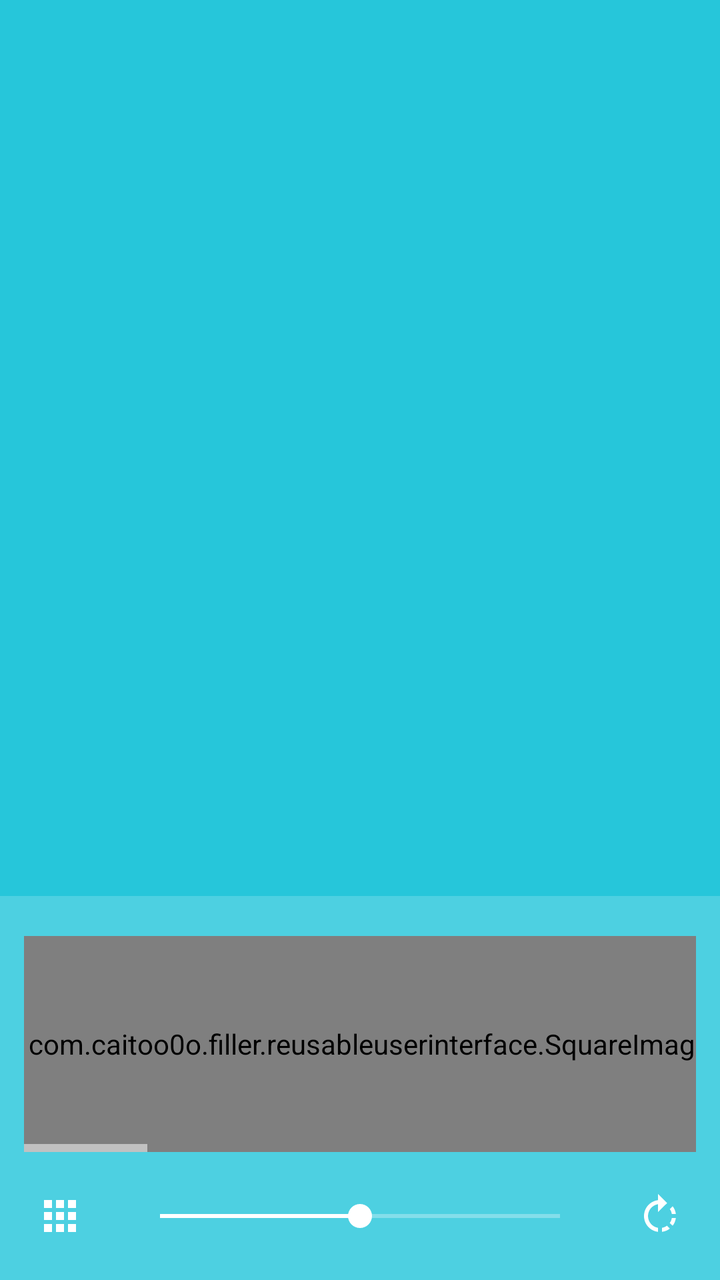
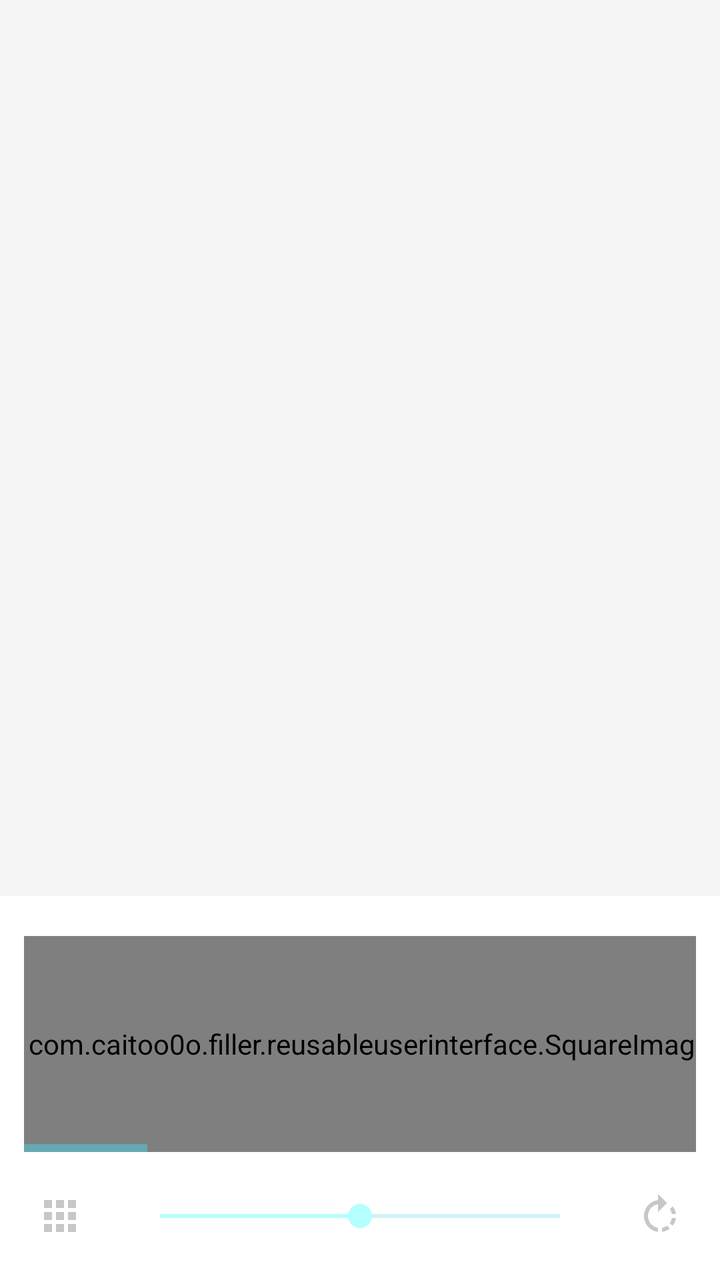

Compare the two renders of this Android layout. The source of the first and the diff that turns it into the second are given below.
<!-- AndroidManifest.xml: application theme AppTheme -->
<!-- res/layout/activity_pic_edit.xml -->
<?xml version="1.0" encoding="utf-8"?>
<LinearLayout xmlns:android="http://schemas.android.com/apk/res/android"
    xmlns:tools="http://schemas.android.com/tools"
    android:id="@+id/outer_layout"
    android:layout_width="match_parent"
    android:layout_height="match_parent"
    android:orientation="vertical"
    tools:context="com.caitoo0o.filler.activities.loggedinactivities.PicEditActivity" >

    <RelativeLayout
        android:id="@+id/imageAreaLayout"
        android:layout_width="match_parent"
        android:layout_height="0dp"
        android:layout_weight="7"
        android:orientation="vertical">

        <ImageView
            android:layout_width="match_parent"
            android:layout_height="match_parent"
            android:id="@+id/theImage"
            android:layout_centerInParent="true" />

        <ProgressBar
            style="?android:attr/progressBarStyleLarge"
            android:layout_width="wrap_content"
            android:layout_height="wrap_content"
            android:id="@+id/progress_bar"
            android:layout_centerVertical="true"
            android:layout_centerHorizontal="true"
            android:indeterminate="true"
            android:visibility="gone"/>
    </RelativeLayout>

    <LinearLayout
        android:layout_width="match_parent"
        android:layout_height="0dp"
        android:layout_weight="3"
        android:layout_alignParentBottom="true"
        android:background="@color/colorPrimary"
        android:orientation="vertical"
        android:id="@+id/effect_ctrl_layout"
        android:visibility="visible">

        <HorizontalScrollView
            android:layout_width="wrap_content"
            android:layout_height="0dp"
            android:layout_weight="2"
            android:layout_gravity="center"
            android:paddingRight="@dimen/activity_horizontal_margin"
            android:paddingLeft="@dimen/activity_horizontal_margin" >

            <LinearLayout
                android:id="@+id/icon_linear_layout"
                android:layout_width="wrap_content"
                android:layout_height="match_parent"
                android:orientation="horizontal">

                <com.caitoo0o.filler.reusableuserinterface.SquareImageButton
                    android:id="@+id/random_bleed_button"
                    android:layout_width="wrap_content"
                    android:layout_height="match_parent"
                    android:background="@drawable/effect_button"
                    android:layout_marginTop="@dimen/activity_vertical_margin"
                    android:layout_marginRight="@dimen/small_margin"
                    android:padding="@dimen/image_button_border"
                    android:scaleType="centerCrop"
                    android:clickable="false" />

                <com.caitoo0o.filler.reusableuserinterface.SquareImageButton
                    android:id="@+id/threshold_button"
                    android:layout_width="wrap_content"
                    android:layout_height="match_parent"
                    android:background="@drawable/effect_button"
                    android:layout_marginTop="@dimen/activity_vertical_margin"
                    android:layout_marginRight="@dimen/small_margin"
                    android:padding="@dimen/image_button_border"
                    android:scaleType="centerCrop"
                    android:clickable="false" />

                <com.caitoo0o.filler.reusableuserinterface.SquareImageButton
                    android:id="@+id/random_line_button"
                    android:layout_width="wrap_content"
                    android:layout_height="match_parent"
                    android:background="@drawable/effect_button"
                    android:layout_marginTop="@dimen/activity_vertical_margin"
                    android:layout_marginRight="@dimen/small_margin"
                    android:padding="@dimen/image_button_border"
                    android:scaleType="centerCrop"
                    android:clickable="false" />

                <com.caitoo0o.filler.reusableuserinterface.SquareImageButton
                    android:id="@+id/random_flood_button"
                    android:layout_width="wrap_content"
                    android:layout_height="match_parent"
                    android:background="@drawable/effect_button"
                    android:layout_marginTop="@dimen/activity_vertical_margin"
                    android:layout_marginRight="@dimen/small_margin"
                    android:padding="@dimen/image_button_border"
                    android:scaleType="centerCrop"
                    android:clickable="false" />

                <com.caitoo0o.filler.reusableuserinterface.SquareImageButton
                    android:id="@+id/invert_button"
                    android:layout_width="wrap_content"
                    android:layout_height="match_parent"
                    android:background="@drawable/effect_button"
                    android:layout_marginTop="@dimen/activity_vertical_margin"
                    android:padding="@dimen/image_button_border"
                    android:scaleType="centerCrop"
                    android:clickable="false" />

        </LinearLayout>
        </HorizontalScrollView>


        <LinearLayout
            android:layout_width="match_parent"
            android:layout_height="0dp"
            android:layout_weight="1">

            <ImageButton
                android:id="@+id/choose_palette"
                android:layout_width="0dp"
                android:layout_height="match_parent"
                android:layout_weight="2"
                android:background="@drawable/my_menu_bar_button"
                android:onClick="onChoosePalette"
                android:src="@drawable/ic_chooser_24dp"
                android:clickable="false" />

            <SeekBar
                android:id="@+id/effect_ctrl_seekbar"
                android:layout_width="0dp"
                android:layout_height="match_parent"
                android:layout_weight="8"
                android:padding="@dimen/activity_vertical_margin"
                android:layout_alignParentBottom="true"
                android:progress="50" />

            <ImageButton
                android:id="@+id/rotate_right"
                android:layout_width="0dp"
                android:layout_height="match_parent"
                android:layout_weight="2"
                android:background="@drawable/my_menu_bar_button"
                android:onClick="onRotateRight"
                android:src="@drawable/ic_rotate_right_24dp"
                android:clickable="false" />

        </LinearLayout>
    </LinearLayout>
</LinearLayout>
<!-- resources referenced by this layout -->
<resources>
  <color name="colorPrimary">#ff4DD0E1</color>
  <!-- drawable effect_button (drawable) -->
  <layer-list xmlns:android="http://schemas.android.com/apk/res/android" >
      <item>
          <shape android:shape="rectangle" >
              <stroke
                  android:width="@dimen/image_button_border"
                  android:color="@color/colorAccent" />
  
              <solid android:color="#00FFFFFF" />
          </shape>
      </item>
  </layer-list>
  <!-- drawable ic_chooser_24dp (drawable) -->
  <vector xmlns:android="http://schemas.android.com/apk/res/android"
          android:width="24dp"
          android:height="24dp"
          android:viewportWidth="24.0"
          android:viewportHeight="24.0">
      
      <path
          android:fillColor="#FFFFFFFF"
          android:pathData="M4,8h4L8,4L4,4v4zM10,20h4v-4h-4v4zM4,20h4v-4L4,16v4zM4,14h4v-4L4,10v4zM10,14h4v-4h-4v4zM16,4v4h4L20,4h-4zM10,8h4L14,4h-4v4zM16,14h4v-4h-4v4zM16,20h4v-4h-4v4z"/>
  </vector>
  <!-- drawable ic_rotate_right_24dp (drawable) -->
  <vector xmlns:android="http://schemas.android.com/apk/res/android"
          android:width="24dp"
          android:height="24dp"
          android:viewportWidth="24.0"
          android:viewportHeight="24.0">
      
      <path
          android:fillColor="#FFFFFFFF"
          android:pathData="M15.55,5.55L11,1v3.07C7.06,4.56 4,7.92 4,12s3.05,7.44 7,7.93v-2.02c-2.84,-0.48 -5,-2.94 -5,-5.91s2.16,-5.43 5,-5.91V10l4.55,-4.45zM19.93,11c-0.17,-1.39 -0.72,-2.73 -1.62,-3.89l-1.42,1.42c0.54,0.75 0.88,1.6 1.02,2.47h2.02zM13,17.9v2.02c1.39,-0.17 2.74,-0.71 3.9,-1.61l-1.44,-1.44c-0.75,0.54 -1.59,0.89 -2.46,1.03zm3.89,-2.42l1.42,1.41c0.9,-1.16 1.45,-2.5 1.62,-3.89h-2.02c-0.14,0.87 -0.48,1.72 -1.02,2.48z"/>
  </vector>
  <!-- drawable my_menu_bar_button (drawable) -->
  <?xml version="1.0" encoding="utf-8"?>
  <selector xmlns:android="http://schemas.android.com/apk/res/android" >
      <item android:state_pressed="true" >
          <shape android:shape="rectangle"  >
              
              <gradient android:angle="-90" android:startColor="@color/colorHighlight" android:endColor="@color/colorHighlight"  />
              <corners
                  android:radius="@dimen/button_radius" />
          </shape>
     </item>
     <item android:state_focused="true">
         <shape android:shape="rectangle"  >
             
             <solid android:color="@color/colorHighlight"/>
             <corners
                 android:radius="@dimen/button_radius" />
         </shape>
     </item>
     <item >
         <shape android:shape="rectangle"  >
             
             
             <gradient android:angle="-90" android:startColor="@android:color/transparent" android:endColor="@android:color/transparent" />
             <corners
                 android:radius="@dimen/button_radius" />
         </shape>
      </item>
  </selector>
  <style name="AppTheme" parent="Theme.AppCompat">
          
          <item name="colorPrimary">@color/colorPrimary</item>
          <item name="colorPrimaryDark">@color/colorPrimaryDark</item> 
          <item name="colorAccent">@color/colorAccent</item> 
          <item name="android:colorBackground">@color/colorPrimaryDark</item> 
          <item name="android:windowBackground">@color/colorPrimaryDark</item> 
          <item name="android:itemBackground">@color/colorPrimary</item> 
  
          <item name="android:textColorPrimary">@color/colorAccent</item> 
          
          <item name="android:textColorSecondary">@color/colorAccent</item> 
          
          
          
          
          
          
          
          <item name="android:textColorHighlight">@color/colorPrimary</item>
          <item name="android:textColorLink">@color/colorHighlight</item>
      </style>
  <color name="colorAccent">#ffffffff</color>
  <color name="colorHighlight">#ff84FFFF</color>
  <dimen name="button_radius">8dp</dimen>
  <color name="colorPrimaryDark">#ff26C6DA</color>
  <!-- unchanged entries left out for length: 4 -->
</resources>

<!-- the commit's change to res/layout/activity_pic_edit.xml (unified diff, before → after) -->
@@ -59,7 +59,7 @@
                     android:id="@+id/random_bleed_button"
                     android:layout_width="wrap_content"
                     android:layout_height="match_parent"
-                    android:background="@drawable/effect_button"
+                    android:background="@drawable/button_effect"
                     android:layout_marginTop="@dimen/activity_vertical_margin"
                     android:layout_marginRight="@dimen/small_margin"
                     android:padding="@dimen/image_button_border"
@@ -70,7 +70,7 @@
                     android:id="@+id/threshold_button"
                     android:layout_width="wrap_content"
                     android:layout_height="match_parent"
-                    android:background="@drawable/effect_button"
+                    android:background="@drawable/button_effect"
                     android:layout_marginTop="@dimen/activity_vertical_margin"
                     android:layout_marginRight="@dimen/small_margin"
                     android:padding="@dimen/image_button_border"
@@ -81,7 +81,7 @@
                     android:id="@+id/random_line_button"
                     android:layout_width="wrap_content"
                     android:layout_height="match_parent"
-                    android:background="@drawable/effect_button"
+                    android:background="@drawable/button_effect"
                     android:layout_marginTop="@dimen/activity_vertical_margin"
                     android:layout_marginRight="@dimen/small_margin"
                     android:padding="@dimen/image_button_border"
@@ -92,7 +92,7 @@
                     android:id="@+id/random_flood_button"
                     android:layout_width="wrap_content"
                     android:layout_height="match_parent"
-                    android:background="@drawable/effect_button"
+                    android:background="@drawable/button_effect"
                     android:layout_marginTop="@dimen/activity_vertical_margin"
                     android:layout_marginRight="@dimen/small_margin"
                     android:padding="@dimen/image_button_border"
@@ -103,7 +103,7 @@
                     android:id="@+id/invert_button"
                     android:layout_width="wrap_content"
                     android:layout_height="match_parent"
-                    android:background="@drawable/effect_button"
+                    android:background="@drawable/button_effect"
                     android:layout_marginTop="@dimen/activity_vertical_margin"
                     android:padding="@dimen/image_button_border"
                     android:scaleType="centerCrop"
@@ -123,7 +123,7 @@
                 android:layout_width="0dp"
                 android:layout_height="match_parent"
                 android:layout_weight="2"
-                android:background="@drawable/my_menu_bar_button"
+                android:background="@drawable/button_selector_small"
                 android:onClick="onChoosePalette"
                 android:src="@drawable/ic_chooser_24dp"
                 android:clickable="false" />
@@ -142,7 +142,7 @@
                 android:layout_width="0dp"
                 android:layout_height="match_parent"
                 android:layout_weight="2"
-                android:background="@drawable/my_menu_bar_button"
+                android:background="@drawable/button_selector_small"
                 android:onClick="onRotateRight"
                 android:src="@drawable/ic_rotate_right_24dp"
                 android:clickable="false" />
<!-- resource entries referenced after the edit -->
@@ -1,7 +1,7 @@
 <!-- resources referenced by this layout -->
 <resources>
-  <color name="colorPrimary">#ff4DD0E1</color>
-  <!-- drawable effect_button (drawable) -->
+  <color name="colorPrimary">#ffffffff</color>
+  <!-- drawable button_effect (drawable) -->
   <layer-list xmlns:android="http://schemas.android.com/apk/res/android" >
       <item>
           <shape android:shape="rectangle" >
@@ -13,6 +13,20 @@
           </shape>
       </item>
   </layer-list>
+  <!-- drawable button_selector_small (drawable) -->
+  <?xml version="1.0" encoding="utf-8"?>
+  <selector xmlns:android="http://schemas.android.com/apk/res/android" >
+      <item android:state_pressed="true" >
+          <shape android:shape="rectangle"  >
+              <solid android:color="#ffeeeeee"/>
+          </shape>
+     </item>
+     <item>
+         <shape android:shape="rectangle">
+             <solid android:color="#00000000"/>
+         </shape>
+      </item>
+  </selector>
   <!-- drawable ic_chooser_24dp (drawable) -->
   <vector xmlns:android="http://schemas.android.com/apk/res/android"
           android:width="24dp"
@@ -21,7 +35,7 @@
           android:viewportHeight="24.0">
       
       <path
-          android:fillColor="#FFFFFFFF"
+          android:fillColor="#ffc7c7c7"
           android:pathData="M4,8h4L8,4L4,4v4zM10,20h4v-4h-4v4zM4,20h4v-4L4,16v4zM4,14h4v-4L4,10v4zM10,14h4v-4h-4v4zM16,4v4h4L20,4h-4zM10,8h4L14,4h-4v4zM16,14h4v-4h-4v4zM16,20h4v-4h-4v4z"/>
   </vector>
   <!-- drawable ic_rotate_right_24dp (drawable) -->
@@ -32,50 +46,25 @@
           android:viewportHeight="24.0">
       
       <path
-          android:fillColor="#FFFFFFFF"
+          android:fillColor="#ffc7c7c7"
           android:pathData="M15.55,5.55L11,1v3.07C7.06,4.56 4,7.92 4,12s3.05,7.44 7,7.93v-2.02c-2.84,-0.48 -5,-2.94 -5,-5.91s2.16,-5.43 5,-5.91V10l4.55,-4.45zM19.93,11c-0.17,-1.39 -0.72,-2.73 -1.62,-3.89l-1.42,1.42c0.54,0.75 0.88,1.6 1.02,2.47h2.02zM13,17.9v2.02c1.39,-0.17 2.74,-0.71 3.9,-1.61l-1.44,-1.44c-0.75,0.54 -1.59,0.89 -2.46,1.03zm3.89,-2.42l1.42,1.41c0.9,-1.16 1.45,-2.5 1.62,-3.89h-2.02c-0.14,0.87 -0.48,1.72 -1.02,2.48z"/>
   </vector>
-  <!-- drawable my_menu_bar_button (drawable) -->
-  <?xml version="1.0" encoding="utf-8"?>
-  <selector xmlns:android="http://schemas.android.com/apk/res/android" >
-      <item android:state_pressed="true" >
-          <shape android:shape="rectangle"  >
-              
-              <gradient android:angle="-90" android:startColor="@color/colorHighlight" android:endColor="@color/colorHighlight"  />
-              <corners
-                  android:radius="@dimen/button_radius" />
-          </shape>
-     </item>
-     <item android:state_focused="true">
-         <shape android:shape="rectangle"  >
-             
-             <solid android:color="@color/colorHighlight"/>
-             <corners
-                 android:radius="@dimen/button_radius" />
-         </shape>
-     </item>
-     <item >
-         <shape android:shape="rectangle"  >
-             
-             
-             <gradient android:angle="-90" android:startColor="@android:color/transparent" android:endColor="@android:color/transparent" />
-             <corners
-                 android:radius="@dimen/button_radius" />
-         </shape>
-      </item>
-  </selector>
-  <style name="AppTheme" parent="Theme.AppCompat">
-          
+  <style name="AppTheme" parent="BaseTheme">
+      </style>
+  <color name="colorAccent">#ffb4ffff</color>
+  <style name="BaseTheme" parent="Theme.AppCompat.Light">
           <item name="colorPrimary">@color/colorPrimary</item>
           <item name="colorPrimaryDark">@color/colorPrimaryDark</item> 
           <item name="colorAccent">@color/colorAccent</item> 
-          <item name="android:colorBackground">@color/colorPrimaryDark</item> 
-          <item name="android:windowBackground">@color/colorPrimaryDark</item> 
+  
+          <item name="android:colorBackground">@color/colorBackground</item> 
+          <item name="android:windowBackground">@color/colorBackground</item> 
           <item name="android:itemBackground">@color/colorPrimary</item> 
+          <item name="android:colorForeground">@color/colorForeground</item>
   
-          <item name="android:textColorPrimary">@color/colorAccent</item> 
+          <item name="android:textColorPrimary">@color/colorSecondary</item> 
           
-          <item name="android:textColorSecondary">@color/colorAccent</item> 
+          <item name="android:textColorSecondary">@color/colorSecondary</item> 
           
           
           
@@ -84,12 +73,33 @@
           
           
           <item name="android:textColorHighlight">@color/colorPrimary</item>
-          <item name="android:textColorLink">@color/colorHighlight</item>
+          <item name="android:textColorLink">@color/colorSecondary</item>
+  
+          <item name="android:actionOverflowButtonStyle">@style/Overflow</item>
+  
+          <item name="editTextStyle">@style/EditText</item>
       </style>
-  <color name="colorAccent">#ffffffff</color>
-  <color name="colorHighlight">#ff84FFFF</color>
-  <dimen name="button_radius">8dp</dimen>
-  <color name="colorPrimaryDark">#ff26C6DA</color>
+  <color name="colorPrimaryDark">#ffc7c7c7</color>
+  <color name="colorBackground">#fff5f5f5</color>
+  <color name="colorForeground">@color/colorPrimary</color>
+  <color name="colorSecondary">#ff4DD0E1</color>
+  <style name="Overflow" parent="@style/Widget.AppCompat.Light.ActionButton.Overflow">
+          <item name="android:src">@drawable/ic_more_vert_24dp</item>
+      </style>
+  <style name="EditText" parent="@style/Widget.AppCompat.EditText">
+          <item name="android:textColor">@color/colorEditText</item>
+      </style>
+  <!-- drawable ic_more_vert_24dp (drawable) -->
+  <vector xmlns:android="http://schemas.android.com/apk/res/android"
+          android:width="24dp"
+          android:height="24dp"
+          android:viewportWidth="24.0"
+          android:viewportHeight="24.0">
+      <path
+          android:fillColor="#ffc7c7c7"
+          android:pathData="M12,8c1.1,0 2,-0.9 2,-2s-0.9,-2 -2,-2 -2,0.9 -2,2 0.9,2 2,2zM12,10c-1.1,0 -2,0.9 -2,2s0.9,2 2,2 2,-0.9 2,-2 -0.9,-2 -2,-2zM12,16c-1.1,0 -2,0.9 -2,2s0.9,2 2,2 2,-0.9 2,-2 -0.9,-2 -2,-2z"/>
+  </vector>
+  <color name="colorEditText">#8a000000</color>
   <!-- unchanged entries left out for length: 4 -->
 </resources>
 
